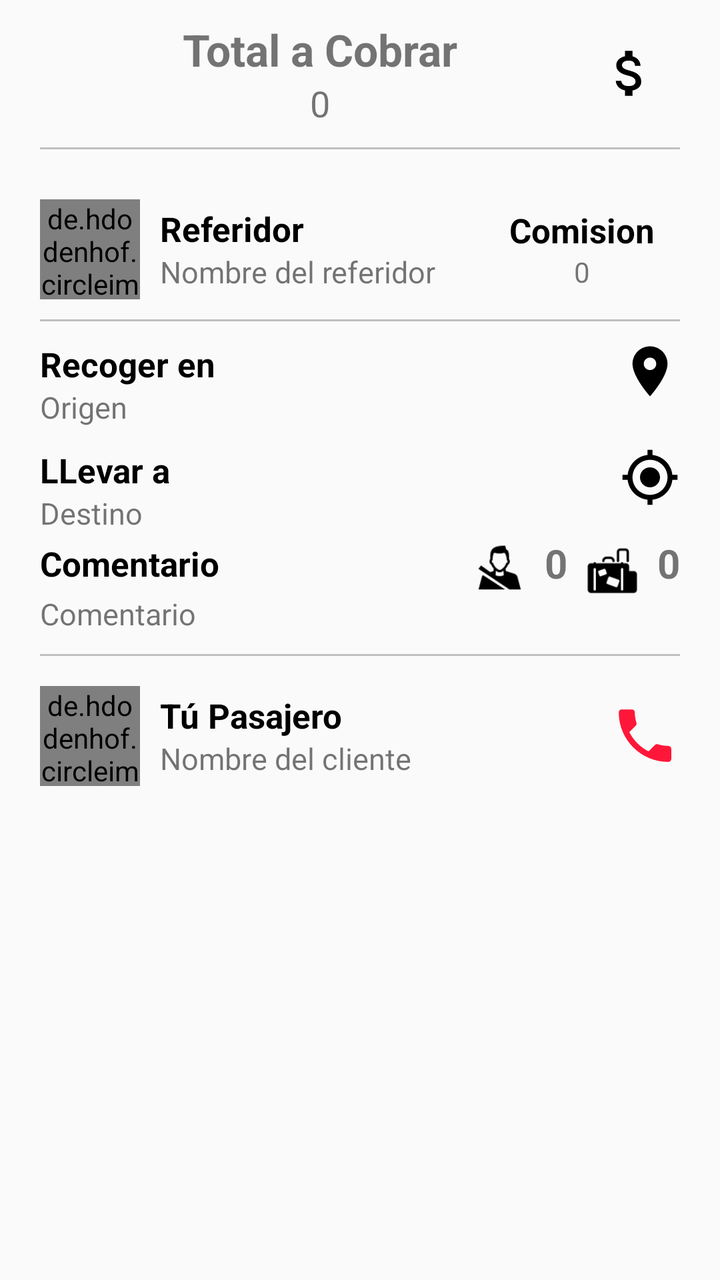
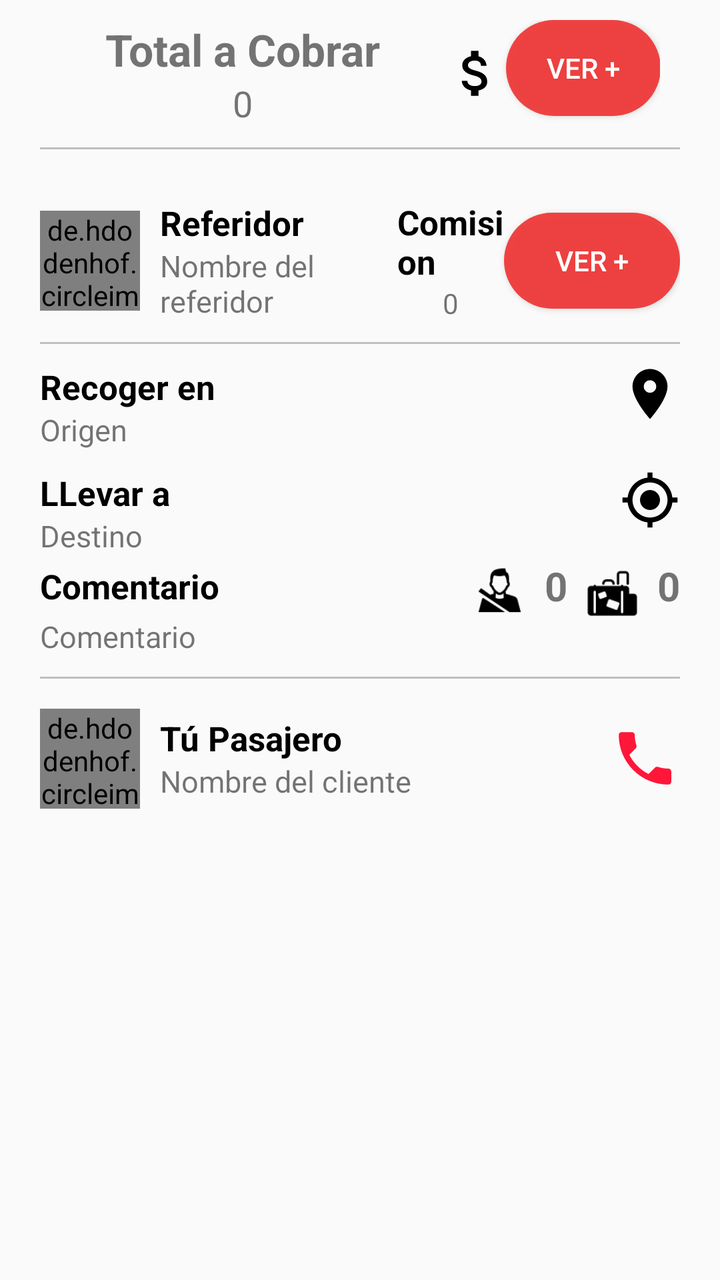

Two renders of the same Android screen: before a commit and after it. Below are the layout's source before the change and the commit's diff.
<!-- AndroidManifest.xml: application theme Theme.ToonsConductor -->
<!-- res/layout/modal_bottom_sheet_trip_info.xml -->
<?xml version="1.0" encoding="utf-8"?>
<FrameLayout
    xmlns:android="http://schemas.android.com/apk/res/android"
    xmlns:app="http://schemas.android.com/apk/res-auto"
    android:layout_width="match_parent"
    android:layout_height="wrap_content"
    app:layout_behavior="com.google.android.material.bottomsheet.BottomSheetBehavior">


    <LinearLayout
        android:layout_width="match_parent"
        android:layout_height="wrap_content"
        android:orientation="vertical"
        android:layout_marginBottom="20dp"
        android:gravity="center">

        <LinearLayout
            android:layout_width="match_parent"
            android:layout_height="wrap_content"
            android:orientation="vertical"
            android:layout_gravity="bottom" >


            <LinearLayout
                android:layout_width="match_parent"
                android:layout_height="wrap_content"
                android:orientation="horizontal"
                android:layout_marginLeft="20dp"
                android:layout_marginRight="20dp"
                android:layout_marginTop="10dp">



                <LinearLayout
                    android:id="@+id/linearLayout_detalleCobro"
                    android:layout_width="match_parent"
                    android:layout_height="wrap_content"
                    android:layout_marginRight="10dp"
                    android:orientation="horizontal">

                    <LinearLayout
                        android:layout_width="match_parent"
                        android:layout_height="wrap_content"
                        android:layout_weight="1"
                        android:orientation="vertical" >

                        <TextView
                            android:layout_width="match_parent"
                            android:layout_height="wrap_content"
                            android:text="@string/TotalACobrar"
                            android:layout_gravity="center"
                            android:gravity="center"
                            android:textSize="22sp"
                            android:textStyle="bold" />

                        <TextView
                            android:id="@+id/textView_total"
                            android:layout_width="wrap_content"
                            android:layout_height="wrap_content"
                            android:text="0"
                            android:layout_gravity="center"
                            android:maxLines="2"
                            android:textSize="18sp" />

                    </LinearLayout>

                    <ImageView
                        android:layout_width="30dp"
                        android:layout_height="30dp"
                        android:layout_gravity="center"

                        android:src="@drawable/baseline_attach_money_24" />
                </LinearLayout>
            </LinearLayout>

            <View
                android:layout_width="match_parent"
                android:layout_height="1dp"
                android:background="@color/grey"
                android:layout_marginTop="10dp"
                android:layout_marginRight="20dp"
                android:layout_marginLeft="20dp"
                android:layout_marginBottom="15dp"/>

            <LinearLayout
                android:id="@+id/linearLayout_referidor"
                android:layout_width="match_parent"
                android:layout_height="wrap_content"
                android:orientation="horizontal"
                android:layout_marginRight="20dp"
                android:layout_marginLeft="20dp"
                android:layout_marginTop="10dp"
                android:gravity="center_vertical">

                <de.hdodenhof.circleimageview.CircleImageView
                    android:id="@+id/circleImageReferidor"
                    android:layout_width="50dp"
                    android:layout_height="50dp"
                    android:src="@drawable/ic_person"/>

                <LinearLayout
                    android:layout_width="wrap_content"
                    android:layout_height="wrap_content"
                    android:orientation="vertical"
                    android:layout_weight="1"
                    android:layout_marginLeft="10dp">

                    <TextView
                        android:layout_width="wrap_content"
                        android:layout_height="wrap_content"
                        android:text="Referidor"
                        android:textSize="17sp"
                        android:textStyle="bold"
                        android:textColor="@color/black"/>

                    <TextView
                        android:id="@+id/textViewReferidor"
                        android:layout_width="wrap_content"
                        android:layout_height="wrap_content"
                        android:text="Nombre del referidor"
                        android:textSize="15sp" />

                </LinearLayout>

                <LinearLayout
                    android:layout_width="wrap_content"
                    android:layout_height="wrap_content"
                    android:layout_weight="1"
                    android:orientation="vertical" >

                    <TextView
                        android:layout_width="wrap_content"
                        android:layout_height="wrap_content"
                        android:text="@string/Comision"
                        android:layout_gravity="center"
                        android:textSize="17sp"
                        android:textColor="@color/black"
                        android:textStyle="bold" />

                    <TextView
                        android:id="@+id/textView_comision"
                        android:layout_width="wrap_content"
                        android:layout_height="wrap_content"
                        android:text="0"
                        android:layout_gravity="center"
                        android:maxLines="2"
                        android:textSize="14sp" />

                </LinearLayout>















            </LinearLayout>
            <View
                android:layout_width="match_parent"
                android:layout_height="1dp"
                android:background="@color/grey"
                android:layout_marginTop="10dp"
                android:layout_marginRight="20dp"
                android:layout_marginLeft="20dp" />

            <LinearLayout
                android:layout_width="match_parent"
                android:layout_height="wrap_content"
                android:orientation="horizontal"
                android:layout_marginRight="20dp"
                android:layout_marginLeft="20dp"
                android:layout_marginTop="10dp">


                <LinearLayout
                    android:layout_width="wrap_content"
                    android:layout_height="wrap_content"
                    android:orientation="vertical"
                    android:layout_weight="1">

                    <TextView
                        android:layout_width="wrap_content"
                        android:layout_height="wrap_content"
                        android:text="Recoger en"
                        android:textSize="17sp"
                        android:textStyle="bold"
                        android:textColor="@color/black"/>

                    <TextView
                        android:id="@+id/textViewOrigin"
                        android:layout_width="wrap_content"
                        android:layout_height="wrap_content"
                        android:text="Origen"
                        android:textSize="15sp"
                        />

                </LinearLayout>

                <ImageView
                    android:layout_width="30dp"
                    android:layout_height="30dp"
                    android:src="@drawable/baseline_location_on_24" />


            </LinearLayout>


            <LinearLayout
                android:layout_width="match_parent"
                android:layout_height="wrap_content"
                android:orientation="horizontal"
                android:layout_marginRight="20dp"
                android:layout_marginLeft="20dp"
                android:layout_marginTop="10dp">

                <LinearLayout
                    android:layout_width="wrap_content"
                    android:layout_height="wrap_content"

                    android:orientation="vertical"
                    android:layout_weight="1">

                    <TextView
                        android:layout_width="wrap_content"
                        android:layout_height="wrap_content"
                        android:text="LLevar a"
                        android:textSize="17sp"
                        android:textStyle="bold"
                        android:textColor="@color/black"/>

                    <TextView
                        android:id="@+id/textViewDestination"
                        android:layout_width="wrap_content"
                        android:layout_height="wrap_content"
                        android:text="Destino"
                        android:textSize="15sp"
                        />

                </LinearLayout>

                <ImageView
                    android:layout_width="30dp"
                    android:layout_height="30dp"
                    android:src="@drawable/baseline_my_location_24" />

            </LinearLayout>





        </LinearLayout>
        <LinearLayout
            android:layout_width="match_parent"
            android:layout_height="wrap_content"
            android:orientation="vertical"
            android:layout_marginRight="20dp"
            android:layout_marginLeft="20dp"
            android:gravity="center_vertical">



            <LinearLayout
                android:layout_width="match_parent"
                android:layout_height="wrap_content"
                android:orientation="vertical"
                android:layout_weight="1">

                <LinearLayout
                    android:layout_width="match_parent"
                    android:layout_height="wrap_content"
                    android:orientation="horizontal">
                    <LinearLayout
                        android:layout_width="match_parent"
                        android:layout_height="wrap_content"
                        android:orientation="horizontal">

                        <TextView
                            android:layout_width="wrap_content"
                            android:layout_height="wrap_content"
                            android:text="Comentario"
                            android:textSize="17sp"
                            android:layout_weight="1"
                            android:layout_gravity="center"
                            android:textStyle="bold"
                            android:textColor="@color/black"/>

                        <ImageView
                            android:layout_width="25dp"
                            android:layout_height="25dp"
                            android:src="@drawable/ic_pasajero"
                            android:layout_marginLeft="10dp"
                            android:layout_marginRight="10dp"
                            android:layout_marginTop="5dp"
                            />

                        <TextView
                            android:id="@+id/textView_pasajeros"
                            android:layout_width="wrap_content"
                            android:layout_height="wrap_content"
                            android:layout_gravity="center"
                            android:gravity="center"
                            android:text="0"
                            android:textSize="20sp"
                            android:textStyle="bold"
                            android:backgroundTint="@color/blancoTransparente"
                            ></TextView>

                        <ImageView
                            android:layout_width="25dp"
                            android:layout_height="25dp"
                            android:src="@drawable/ic_equipaje"
                            android:layout_marginLeft="10dp"

                            android:layout_marginRight="10dp"
                            android:layout_marginTop="5dp"
                            />

                        <TextView
                            android:id="@+id/textView_equipaje"
                            android:layout_width="wrap_content"
                            android:layout_height="wrap_content"
                            android:layout_gravity="center"
                            android:gravity="center"
                            android:text="0"
                            android:textSize="20sp"
                            android:textStyle="bold"
                            android:backgroundTint="@color/blancoTransparente"
                            ></TextView>


                    </LinearLayout>

                </LinearLayout>


                <TextView
                    android:id="@+id/textViewComentario"
                    android:layout_width="wrap_content"
                    android:layout_height="wrap_content"
                    android:text="Comentario"
                    android:textSize="15sp" />

            </LinearLayout>



        <View
            android:layout_width="match_parent"
            android:layout_height="1dp"
            android:background="@color/grey"
            android:layout_marginTop="10dp"
            android:layout_marginBottom="15dp"/>

        <LinearLayout
            android:layout_width="match_parent"
            android:layout_height="wrap_content"
            android:orientation="horizontal"
            android:gravity="center_vertical">

            <de.hdodenhof.circleimageview.CircleImageView
                android:id="@+id/circleImageClient"
                android:layout_width="50dp"
                android:layout_height="50dp"
                android:src="@drawable/ic_pasajero"/>

            <LinearLayout
                android:layout_width="wrap_content"
                android:layout_height="wrap_content"
                android:orientation="vertical"
                android:layout_weight="1"
                android:layout_marginLeft="10dp">

                <TextView
                    android:layout_width="wrap_content"
                    android:layout_height="wrap_content"
                    android:text="Tú Pasajero"
                    android:textSize="17sp"
                    android:textStyle="bold"
                    android:textColor="@color/black"/>

                <TextView
                    android:id="@+id/textViewClientName"
                    android:layout_width="wrap_content"
                    android:layout_height="wrap_content"
                    android:text="Nombre del cliente"
                    android:textSize="15sp" />

            </LinearLayout>

            <ImageView
                android:id="@+id/imageViewPhone"
                android:layout_width="35dp"
                android:layout_height="35dp"
                android:src="@drawable/baseline_local_phone_black_24" />

        </LinearLayout>



        </LinearLayout>

    </LinearLayout>


</FrameLayout>
<!-- resources referenced by this layout -->
<resources>
  <color name="black">#FF000000</color>
  <color name="blancoTransparente">#32FBFBFB</color>
  <color name="grey">#BFBFBF</color>
  <!-- drawable baseline_attach_money_24 (drawable) -->
  <vector android:height="24dp" android:tint="#000000"
      android:viewportHeight="24" android:viewportWidth="24"
      android:width="24dp" xmlns:android="http://schemas.android.com/apk/res/android">
      <path android:fillColor="@android:color/white" android:pathData="M11.8,10.9c-2.27,-0.59 -3,-1.2 -3,-2.15 0,-1.09 1.01,-1.85 2.7,-1.85 1.78,0 2.44,0.85 2.5,2.1h2.21c-0.07,-1.72 -1.12,-3.3 -3.21,-3.81V3h-3v2.16c-1.94,0.42 -3.5,1.68 -3.5,3.61 0,2.31 1.91,3.46 4.7,4.13 2.5,0.6 3,1.48 3,2.41 0,0.69 -0.49,1.79 -2.7,1.79 -2.06,0 -2.87,-0.92 -2.98,-2.1h-2.2c0.12,2.19 1.76,3.42 3.68,3.83V21h3v-2.15c1.95,-0.37 3.5,-1.5 3.5,-3.55 0,-2.84 -2.43,-3.81 -4.7,-4.4z"/>
  </vector>
  <!-- drawable baseline_local_phone_black_24 (drawable) -->
  <vector android:height="24dp" android:tint="@color/red"
      android:viewportHeight="24" android:viewportWidth="24"
      android:width="24dp" xmlns:android="http://schemas.android.com/apk/res/android">
      <path android:fillColor="@android:color/white" android:pathData="M6.62,10.79c1.44,2.83 3.76,5.14 6.59,6.59l2.2,-2.2c0.27,-0.27 0.67,-0.36 1.02,-0.24 1.12,0.37 2.33,0.57 3.57,0.57 0.55,0 1,0.45 1,1V20c0,0.55 -0.45,1 -1,1 -9.39,0 -17,-7.61 -17,-17 0,-0.55 0.45,-1 1,-1h3.5c0.55,0 1,0.45 1,1 0,1.25 0.2,2.45 0.57,3.57 0.11,0.35 0.03,0.74 -0.25,1.02l-2.2,2.2z"/>
  </vector>
  <!-- drawable baseline_location_on_24 (drawable) -->
  <vector android:height="24dp" android:tint="#000000"
      android:viewportHeight="24" android:viewportWidth="24"
      android:width="24dp" xmlns:android="http://schemas.android.com/apk/res/android">
      <path android:fillColor="@android:color/white" android:pathData="M12,2C8.13,2 5,5.13 5,9c0,5.25 7,13 7,13s7,-7.75 7,-13c0,-3.87 -3.13,-7 -7,-7zM12,11.5c-1.38,0 -2.5,-1.12 -2.5,-2.5s1.12,-2.5 2.5,-2.5 2.5,1.12 2.5,2.5 -1.12,2.5 -2.5,2.5z"/>
  </vector>
  <!-- drawable baseline_my_location_24 (drawable) -->
  <vector android:height="24dp" android:tint="#000000"
      android:viewportHeight="24" android:viewportWidth="24"
      android:width="24dp" xmlns:android="http://schemas.android.com/apk/res/android">
      <path android:fillColor="@android:color/white" android:pathData="M12,8c-2.21,0 -4,1.79 -4,4s1.79,4 4,4 4,-1.79 4,-4 -1.79,-4 -4,-4zM20.94,11c-0.46,-4.17 -3.77,-7.48 -7.94,-7.94L13,1h-2v2.06C6.83,3.52 3.52,6.83 3.06,11L1,11v2h2.06c0.46,4.17 3.77,7.48 7.94,7.94L11,23h2v-2.06c4.17,-0.46 7.48,-3.77 7.94,-7.94L23,13v-2h-2.06zM12,19c-3.87,0 -7,-3.13 -7,-7s3.13,-7 7,-7 7,3.13 7,7 -3.13,7 -7,7z"/>
  </vector>
  <!-- drawable ic_person (drawable) -->
  <vector android:height="250dp" android:tint="@color/rojo"
      android:viewportHeight="24" android:viewportWidth="24"
      android:width="250dp" xmlns:android="http://schemas.android.com/apk/res/android">
      <path android:fillColor="@android:color/white" android:pathData="M12,12c2.21,0 4,-1.79 4,-4s-1.79,-4 -4,-4 -4,1.79 -4,4 1.79,4 4,4zM12,14c-2.67,0 -8,1.34 -8,4v2h16v-2c0,-2.66 -5.33,-4 -8,-4z"/>
  </vector>
  <string name="Comision">Comision</string>
  <string name="TotalACobrar">Total a Cobrar</string>
  <style name="Theme.ToonsConductor" parent="Base.Theme.ToonsConductor" />
  <color name="red">#FF1739</color>
  <color name="rojo">#EEF13737</color>
  <color name="white">#FFFFFFFF</color>
  <style name="CustomProgressBar" parent="@android:style/Widget.ProgressBar">
          <item name="android:backgroundTint">@color/red</item>
      </style>
  <!-- unchanged entries left out for length: 3 -->
</resources>

<!-- the commit's change to res/layout/modal_bottom_sheet_trip_info.xml (unified diff, before → after) -->
@@ -32,7 +32,7 @@
 
 
                 <LinearLayout
-                    android:id="@+id/linearLayout_detalleCobro"
+
                     android:layout_width="match_parent"
                     android:layout_height="wrap_content"
                     android:layout_marginRight="10dp"
@@ -70,6 +70,14 @@
                         android:layout_gravity="center"
 
                         android:src="@drawable/baseline_attach_money_24" />
+                    <Button
+                        android:id="@+id/linearLayout_detalleCobro"
+                        android:layout_width="wrap_content"
+                        android:layout_height="wrap_content"
+                        android:text="Ver +"
+                        android:layout_weight="0.1"
+                        android:textColor="@color/white"
+                        android:background="@drawable/boton_redondo"></Button>
                 </LinearLayout>
             </LinearLayout>
 
@@ -83,7 +91,7 @@
                 android:layout_marginBottom="15dp"/>
 
             <LinearLayout
-                android:id="@+id/linearLayout_referidor"
+
                 android:layout_width="match_parent"
                 android:layout_height="wrap_content"
                 android:orientation="horizontal"
@@ -148,6 +156,13 @@
 
                 </LinearLayout>
 
+                <Button
+                    android:id="@+id/linearLayout_referidor"
+                    android:layout_width="wrap_content"
+                    android:layout_height="wrap_content"
+                    android:text="Ver +"
+                    android:textColor="@color/white"
+                    android:background="@drawable/boton_redondo"></Button>
 
 
 
<!-- resource entries referenced after the edit -->
@@ -27,6 +27,14 @@
       android:width="24dp" xmlns:android="http://schemas.android.com/apk/res/android">
       <path android:fillColor="@android:color/white" android:pathData="M12,8c-2.21,0 -4,1.79 -4,4s1.79,4 4,4 4,-1.79 4,-4 -1.79,-4 -4,-4zM20.94,11c-0.46,-4.17 -3.77,-7.48 -7.94,-7.94L13,1h-2v2.06C6.83,3.52 3.52,6.83 3.06,11L1,11v2h2.06c0.46,4.17 3.77,7.48 7.94,7.94L11,23h2v-2.06c4.17,-0.46 7.48,-3.77 7.94,-7.94L23,13v-2h-2.06zM12,19c-3.87,0 -7,-3.13 -7,-7s3.13,-7 7,-7 7,3.13 7,7 -3.13,7 -7,7z"/>
   </vector>
+  <!-- drawable boton_redondo (drawable) -->
+  <?xml version="1.0" encoding="utf-8"?>
+  <shape
+      xmlns:android="http://schemas.android.com/apk/res/android">
+  
+      <corners android:radius="50dp"></corners>
+      <solid android:color="@color/rojo"></solid>
+  </shape>
   <!-- drawable ic_person (drawable) -->
   <vector android:height="250dp" android:tint="@color/rojo"
       android:viewportHeight="24" android:viewportWidth="24"
